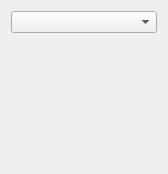
The window that src/corelayers/emoticonssettings/emoticonsselector.ui (euroelessar/qutim) describes before a commit, drawn with Qt 5.
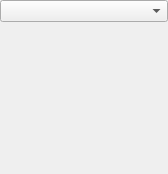
The same window after the commit.

Diff of the .ui file:
```diff
--- a/src/corelayers/emoticonssettings/emoticonsselector.ui
+++ b/src/corelayers/emoticonssettings/emoticonsselector.ui
@@ -14,6 +14,9 @@
    <string>Form</string>
   </property>
   <layout class="QGridLayout" name="gridLayout">
+   <property name="margin">
+    <number>0</number>
+   </property>
    <item row="0" column="0">
     <widget class="QComboBox" name="themeSelector"/>
    </item>
```
